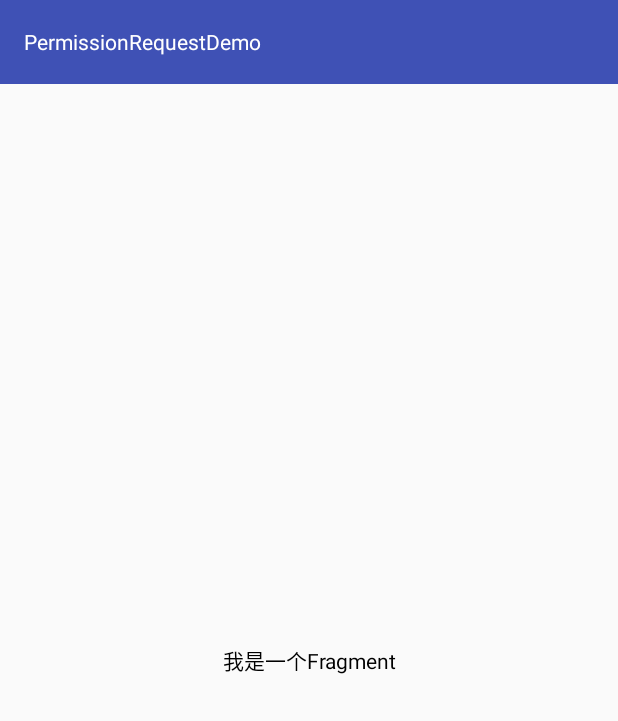
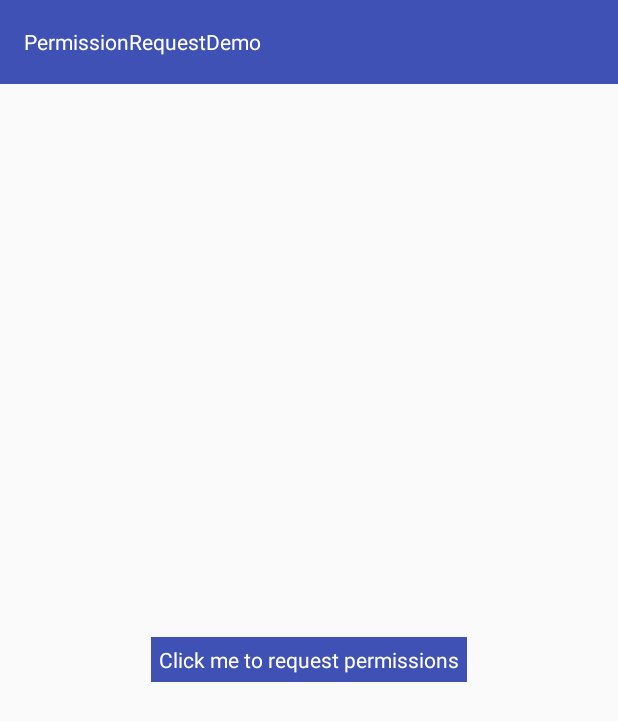
Before and after one commit to PhoenixGuo/AndroidPermissionRequest, an Android app: the screen it shows after launch (MainActivity), on a phone screen of 412 x 824 dp. Shown: the top 721 px of the screen. Run offline under Robolectric (Android 15) with nearby library versions, the phone set to English and light mode, and no system bars.

Commit message:
Fix code

```diff
--- a/app/src/main/java/fightcent/permissionrequestdemo/MainFragment.java
+++ b/app/src/main/java/fightcent/permissionrequestdemo/MainFragment.java
@@ -7,6 +7,7 @@ import android.support.v4.app.Fragment;
 import android.view.LayoutInflater;
 import android.view.View;
 import android.view.ViewGroup;
+import android.widget.TextView;
 import android.widget.Toast;
 
 import java.util.Collection;
@@ -29,11 +30,24 @@ public class MainFragment extends Fragment {
     ) {
         super.onCreateView(inflater, container, savedInstanceState);
         View view = inflater.inflate(R.layout.fragment_main, null);
-        String[] permissions = new String[]{
+        TextView tvRequestPermissions = view.findViewById(R.id.tv_request_permissions);
+        final String[] permissions = new String[]{
                 Manifest.permission.WRITE_EXTERNAL_STORAGE,
                 Manifest.permission.CAMERA,
                 Manifest.permission.CALL_PHONE
         };
+        tvRequestPermissions.setOnClickListener(
+                new View.OnClickListener() {
+                    @Override
+                    public void onClick(View view) {
+                        requestPermissions(permissions);
+                    }
+                }
+        );
+        return view;
+    }
+
+    private void requestPermissions(String[] permissions) {
         new PermissionRequest(
                 getActivity()
         ).request(
@@ -72,7 +86,6 @@ public class MainFragment extends Fragment {
                     }
                 }
         );
-        return view;
     }
 
 }
--- a/app/src/main/res/layout/fragment_main.xml
+++ b/app/src/main/res/layout/fragment_main.xml
@@ -4,10 +4,14 @@
     android:layout_height="match_parent">
 
     <TextView
-        android:layout_width="match_parent"
+        android:id="@+id/tv_request_permissions"
+        android:layout_width="wrap_content"
         android:layout_height="wrap_content"
         android:layout_centerInParent="true"
-        android:gravity="center"
-        android:text="我是一个Fragment"
-        android:textColor="@android:color/black" />
+        android:layout_marginTop="10dp"
+        android:background="@color/colorPrimary"
+        android:padding="5dp"
+        android:text="@string/click_me_request_permissions"
+        android:textColor="@android:color/white" />
+
 </RelativeLayout>
--- a/app/src/main/res/values/strings.xml
+++ b/app/src/main/res/values/strings.xml
@@ -1,3 +1,4 @@
 <resources>
     <string name="app_name">PermissionRequestDemo</string>
+    <string name="click_me_request_permissions">Click me to request permissions</string>
 </resources>
--- a/permissionrequest/src/main/java/fightcent/permissionrequest/PermissionRequest.java
+++ b/permissionrequest/src/main/java/fightcent/permissionrequest/PermissionRequest.java
@@ -12,9 +12,8 @@ import org.greenrobot.eventbus.EventBus;
 
 public class PermissionRequest {
 
-    private static final int REQUEST_CODE = 1000;
+    private static final int REQUEST_CODE = 1990;
 
-    //传入Activity
     private Activity mActivity;
 
     public PermissionRequest(
@@ -28,7 +27,6 @@ public class PermissionRequest {
             @NonNull PermissionRequestListener permissionRequestListener
     ) {
         if (Build.VERSION.SDK_INT < Build.VERSION_CODES.M) {
-            //系统低于6.0，无需动态申请权限。直接调用有权限的业务方法
             permissionRequestListener.onAllowAllPermissions();
         } else {
             PermissionRequestListenerWrapper permissionRequestListenerWrapper
@@ -38,19 +36,23 @@ public class PermissionRequest {
             }
 
             PermissionRequestFragment permissionRequestFragment
-                    = PermissionRequestFragment.makeFragment(
-                    permissions,
-                    REQUEST_CODE
-            );
+                    = PermissionRequestFragment.makeFragment(REQUEST_CODE);
 
             if (mActivity != null) {
                 mActivity.getFragmentManager().beginTransaction().add(
                         permissionRequestFragment,
-                        "PermissionRequestDialogFragment"
-                ).commit();
+                        "PermissionRequestFragment"
+                ).commitAllowingStateLoss();
+                mActivity.getFragmentManager().executePendingTransactions();
+
+                if (permissionRequestFragment.isAdded()) {
+                    permissionRequestFragment.requestPermissions(
+                            permissions,
+                            REQUEST_CODE
+                    );
+                }
             }
         }
-
     }
 
 }
--- a/permissionrequest/src/main/java/fightcent/permissionrequest/PermissionRequestFragment.java
+++ b/permissionrequest/src/main/java/fightcent/permissionrequest/PermissionRequestFragment.java
@@ -2,7 +2,6 @@ package fightcent.permissionrequest;
 
 import android.app.Fragment;
 import android.content.pm.PackageManager;
-import android.content.res.Configuration;
 import android.os.Build;
 import android.os.Bundle;
 import android.support.annotation.NonNull;
@@ -21,19 +20,15 @@ import java.util.LinkedHashSet;
 
 public class PermissionRequestFragment extends Fragment {
 
-    public static final String PERMISSIONS = "PERMISSIONS";
     public static final String REQUEST_CODE = "REQUEST_CODE";
-    private String[] mPermissions;
     private int mRequestCode;
 
     public static PermissionRequestFragment makeFragment(
-            String[] permissions,
             int requestCode
     ) {
         PermissionRequestFragment permissionRequestFragment
                 = new PermissionRequestFragment();
         Bundle arguments = new Bundle();
-        arguments.putStringArray(PERMISSIONS, permissions);
         arguments.putInt(REQUEST_CODE, requestCode);
         permissionRequestFragment.setArguments(arguments);
         return permissionRequestFragment;
@@ -49,14 +44,7 @@ public class PermissionRequestFragment extends Fragment {
         View view = super.onCreateView(inflater, container, savedInstanceState);
         Bundle arguments = getArguments();
         if (arguments != null) {
-            mPermissions = arguments.getStringArray(PERMISSIONS);
             mRequestCode = arguments.getInt(REQUEST_CODE);
-            if (Build.VERSION.SDK_INT >= Build.VERSION_CODES.M) {
-                requestPermissions(
-                        mPermissions,
-                        mRequestCode
-                );
-            }
         }
         return view;
     }
@@ -106,12 +94,6 @@ public class PermissionRequestFragment extends Fragment {
     }
 
     @Override
-    public void onConfigurationChanged(Configuration newConfig) {
-        super.onConfigurationChanged(newConfig);
-
-    }
-
-    @Override
     public void onDestroy() {
         super.onDestroy();
         EventBus.getDefault().post(new OnPermissionRequestFragmentDestroyEvent());
```
Also changed, not shown: 1 other file.
